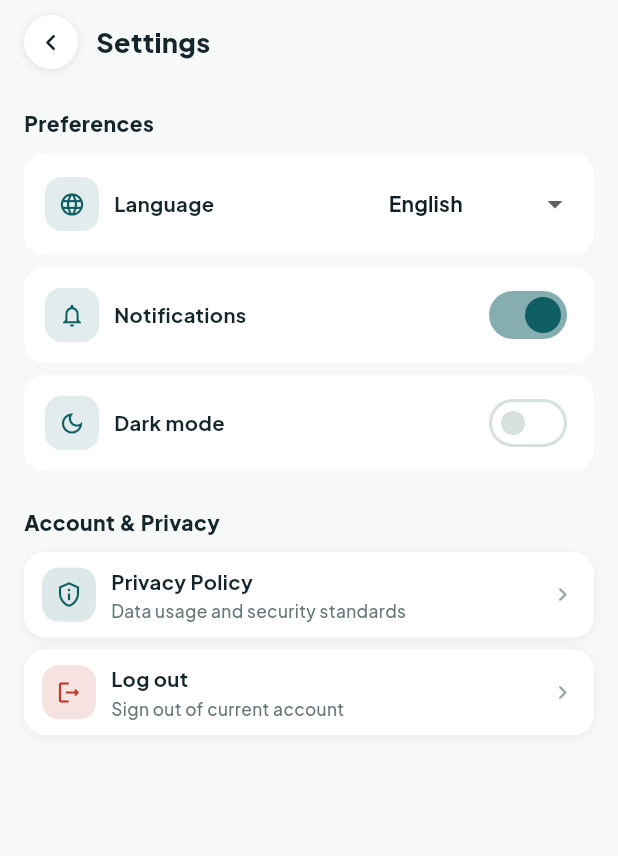
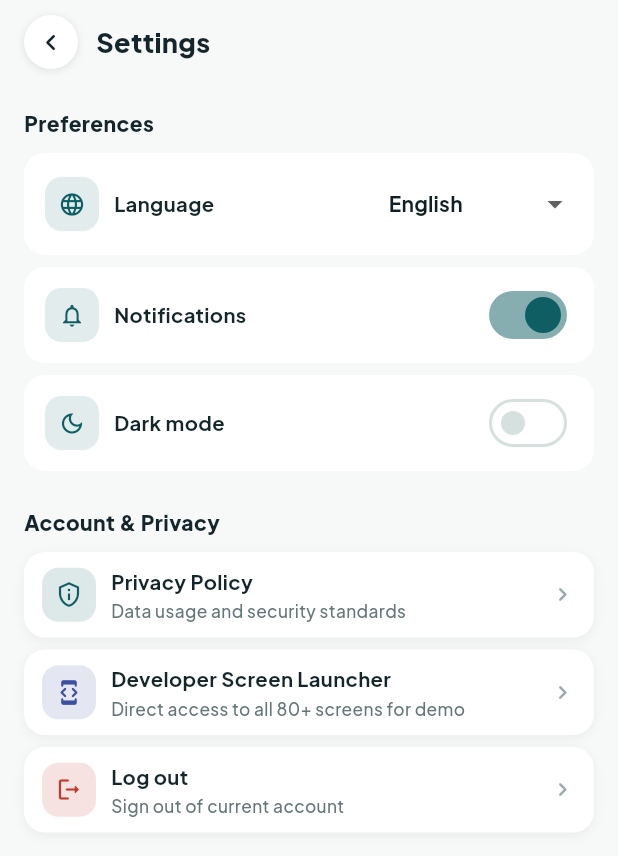
Before and after one commit to locallink837-wq/Locallink, a Flutter app: the SettingsView screen opened by its route, on a phone screen of 412 x 824 dp. Shown: the top 856 px of the screen. Run offline on Flutter 3.47's test engine with Material 3 defaults, Android fonts, the phone set to English and light mode, and no system bars; our stand-ins replace cached_network_image, cloud_firestore, cloud_functions, firebase_auth, firebase_core, firebase_messaging and 9 more; missing offline and left inert: geoflutterfire_plus; accounts and stored records are empty; network calls fail.

Commit message:
feat(app): launch real onboarding flow directly instead of dev menu on flutter run

```diff
--- a/lib/core/config/env.dart
+++ b/lib/core/config/env.dart
@@ -1,8 +1,9 @@
 class Env {
-  /// Override with --dart-define=START_WITH_DEV_MENU=true when needed.
+  /// Set to true with --dart-define=START_WITH_DEV_MENU=true to open the screen launcher.
+  /// Default is false so `flutter run` enters the real app flow (Splash > Intro > Login).
   static const bool startWithDevMenu = bool.fromEnvironment(
     'START_WITH_DEV_MENU',
-    defaultValue: !bool.fromEnvironment('dart.vm.product'),
+    defaultValue: false,
   );
 
   // Safe to ship in the app. Real values come from --dart-define-from-file=env/dev.json
--- a/lib/features/safety_profile/views/settings_view.dart
+++ b/lib/features/safety_profile/views/settings_view.dart
@@ -209,6 +209,14 @@ class _SettingsViewState extends State<SettingsView> {
               ),
 
               UiListTile(
+                title: 'Developer Screen Launcher',
+                subtitle: 'Direct access to all 80+ screens for demo',
+                icon: Icons.developer_mode_rounded,
+                customAccent: UiColors.indigo,
+                onTap: () => Navigator.pushNamed(context, '/dev'),
+              ),
+
+              UiListTile(
                 title: 'Log out',
                 subtitle: 'Sign out of current account',
                 icon: Icons.logout_rounded,
```
